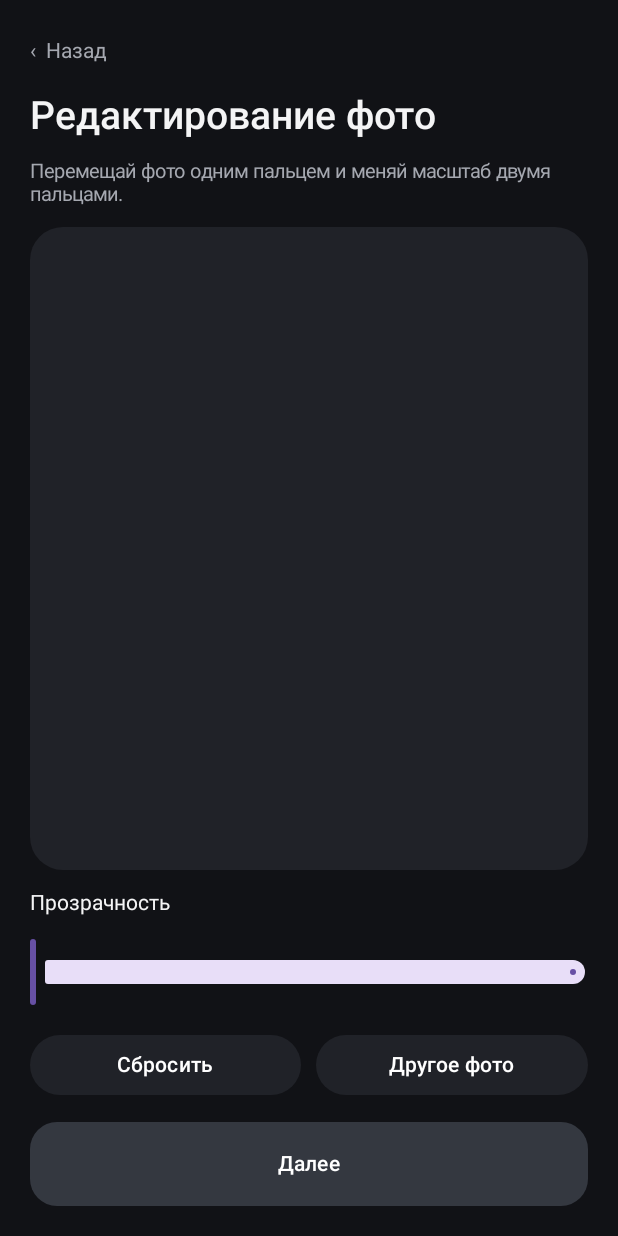
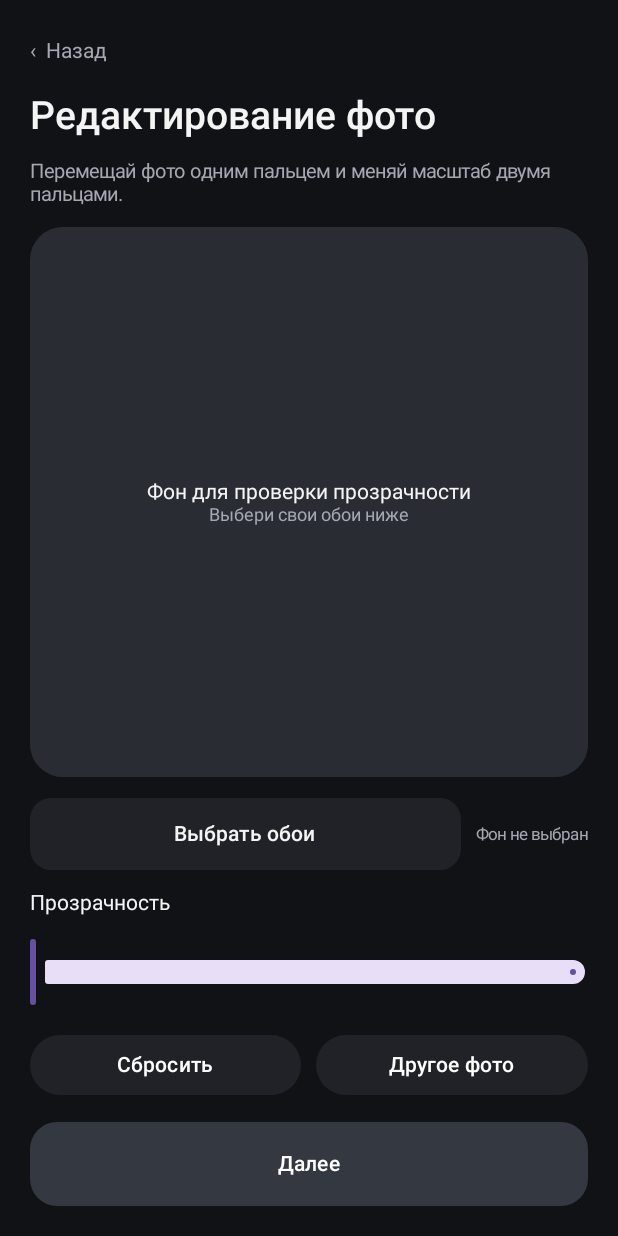
Before and after one commit to 12435222231to/widgets, an Android app built with Jetpack Compose: the composable PhotoEditorScreen called with empty values, on a phone screen of 412 x 824 dp. Run offline under Robolectric (Android 15) with nearby library versions, the phone set to English and light mode, and no system bars.

Commit message:
Add wallpaper background preview for opacity editing and fix shape next button label

```diff
--- a/app/src/main/java/app/photowidgets/MainActivity.kt
+++ b/app/src/main/java/app/photowidgets/MainActivity.kt
@@ -9,6 +9,7 @@ import androidx.activity.compose.rememberLauncherForActivityResult
 import androidx.activity.result.PickVisualMediaRequest
 import androidx.activity.result.contract.ActivityResultContracts
 import androidx.compose.foundation.background
+import androidx.compose.foundation.layout.Box
 import androidx.compose.foundation.clickable
 import androidx.compose.foundation.gestures.detectTransformGestures
 import androidx.compose.ui.input.pointer.pointerInput
@@ -72,6 +73,7 @@ class MainActivity : ComponentActivity() {
                 var selectedTab by remember { mutableIntStateOf(0) }
                 var creating by remember { mutableIntStateOf(0) }
                 var selectedPhoto by remember { mutableStateOf<Uri?>(null) }
+                var selectedWallpaper by remember { mutableStateOf<Uri?>(null) }
                 var cropScale by remember { mutableFloatStateOf(1f) }
                 var cropX by remember { mutableFloatStateOf(0f) }
                 var cropY by remember { mutableFloatStateOf(0f) }
@@ -89,6 +91,12 @@ class MainActivity : ComponentActivity() {
                         cropY = 0f
                         photoAlpha = 1f
                     }
+                }
+
+                val wallpaperPicker = rememberLauncherForActivityResult(
+                    contract = ActivityResultContracts.PickVisualMedia()
+                ) { uri ->
+                    if (uri != null) selectedWallpaper = uri
                 }
 
                 fun goBack() {
@@ -136,6 +144,12 @@ class MainActivity : ComponentActivity() {
                                 offsetX = cropX, onOffsetXChange = { cropX = it },
                                 offsetY = cropY, onOffsetYChange = { cropY = it },
                                 alpha = photoAlpha, onAlphaChange = { photoAlpha = it },
+                                wallpaper = selectedWallpaper,
+                                onChooseWallpaper = {
+                                    wallpaperPicker.launch(
+                                        PickVisualMediaRequest(ActivityResultContracts.PickVisualMedia.ImageOnly)
+                                    )
+                                },
                                 onBack = ::goBack, onNext = { creating = 2 }, onChooseAgain = {
                                     photoPicker.launch(
                                         PickVisualMediaRequest(ActivityResultContracts.PickVisualMedia.ImageOnly)
@@ -238,6 +252,7 @@ private fun PhotoEditorScreen(
     offsetX: Float, onOffsetXChange: (Float) -> Unit,
     offsetY: Float, onOffsetYChange: (Float) -> Unit,
     alpha: Float, onAlphaChange: (Float) -> Unit,
+    wallpaper: Uri?, onChooseWallpaper: () -> Unit,
     onBack: () -> Unit, onNext: () -> Unit, onChooseAgain: () -> Unit
 ) {
     Column(
@@ -247,11 +262,31 @@ private fun PhotoEditorScreen(
         Text("‹  Назад", color = MutedText, modifier = Modifier.clickable(onClick = onBack).padding(vertical = 6.dp))
         Text("Редактирование фото", color = MainText, fontSize = 26.sp, fontWeight = FontWeight.SemiBold)
         Text("Перемещай фото одним пальцем и меняй масштаб двумя пальцами.", color = MutedText, fontSize = 13.sp)
+        Box(
+            modifier = Modifier.fillMaxWidth().weight(1f)
+                .background(CardBackground, RoundedCornerShape(22.dp))
+        ) {
+            if (wallpaper != null) {
+                AsyncImage(
+                    model = wallpaper,
+                    contentDescription = "Выбранные обои пользователя",
+                    modifier = Modifier.fillMaxSize(),
+                    contentScale = ContentScale.Crop
+                )
+            } else {
+                Column(
+                    modifier = Modifier.fillMaxSize().background(Color(0xFF292C33), RoundedCornerShape(22.dp)).padding(16.dp),
+                    horizontalAlignment = Alignment.CenterHorizontally,
+                    verticalArrangement = Arrangement.Center
+                ) {
+                    Text("Фон для проверки прозрачности", color = MainText, fontSize = 14.sp)
+                    Text("Выбери свои обои ниже", color = MutedText, fontSize = 12.sp)
+                }
+            }
             AsyncImage(
                 model = photo, contentDescription = "Редактируемая фотография",
-            modifier = Modifier.fillMaxWidth().weight(1f)
-                .background(CardBackground, RoundedCornerShape(22.dp))
-                .pointerInput(Unit) {
+                modifier = Modifier.fillMaxSize()
+                    .pointerInput(scale, offsetX, offsetY) {
                         detectTransformGestures { _, pan, zoom, _ ->
                             onScaleChange((scale * zoom).coerceIn(1f, 5f))
                             onOffsetXChange(offsetX + pan.x)
@@ -265,6 +300,20 @@ private fun PhotoEditorScreen(
                     },
                 contentScale = ContentScale.Crop
             )
+        }
+        Row(
+            modifier = Modifier.fillMaxWidth(),
+            horizontalArrangement = Arrangement.spacedBy(10.dp),
+            verticalAlignment = Alignment.CenterVertically
+        ) {
+            Button(
+                onClick = onChooseWallpaper,
+                modifier = Modifier.weight(1f).height(48.dp),
+                shape = RoundedCornerShape(14.dp),
+                colors = ButtonDefaults.buttonColors(containerColor = CardBackground, contentColor = MainText)
+            ) { Text(if (wallpaper == null) "Выбрать обои" else "Изменить обои", color = MainText, maxLines = 1) }
+            Text(if (wallpaper == null) "Фон не выбран" else "Обои выбраны", color = MutedText, fontSize = 11.sp)
+        }
         Text("Прозрачность", color = MainText, fontSize = 14.sp)
         Slider(value = alpha, onValueChange = onAlphaChange, valueRange = 0.1f..1f)
         Row(horizontalArrangement = Arrangement.spacedBy(10.dp)) {
@@ -304,8 +353,14 @@ private fun ShapeSelectionScreen(
             }
         }
         Spacer(Modifier.weight(1f))
-        Button(onClick = onNext, modifier = Modifier.fillMaxWidth().height(56.dp),
-            colors = ButtonDefaults.buttonColors(containerColor = AccentSurface)) { Text("Далее") }
+        Button(
+            onClick = onNext,
+            modifier = Modifier.fillMaxWidth().height(56.dp),
+            shape = RoundedCornerShape(18.dp),
+            colors = ButtonDefaults.buttonColors(containerColor = AccentSurface, contentColor = MainText)
+        ) {
+            Text("Далее", color = MainText, fontSize = 16.sp, fontWeight = FontWeight.SemiBold, maxLines = 1)
+        }
     }
 }
 
```
Lines whose indentation alone changed are shown as unchanged.
